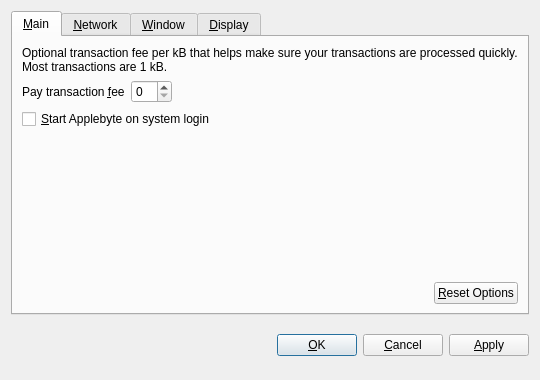
The window that src/qt/forms/optionsdialog.ui (AppleByteMe/AppleByte) describes before a commit, drawn with Qt 5.
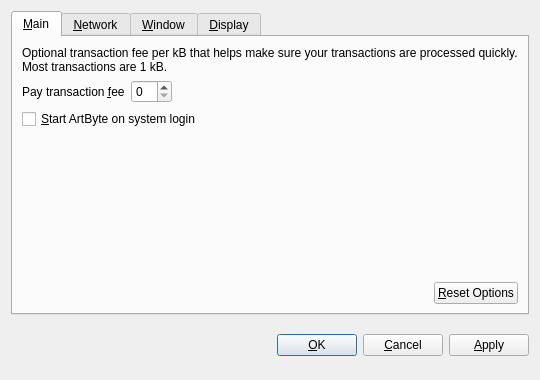
The same window after the commit. Custom widgets are drawn as their Qt base class.

Commit message: Rename to ArtByte

```diff
--- a/src/qt/forms/optionsdialog.ui
+++ b/src/qt/forms/optionsdialog.ui
@@ -82,7 +82,7 @@
           <string>Automatically start Applebyte after logging in to the system.</string>
          </property>
          <property name="text">
-          <string>&amp;Start Applebyte on system login</string>
+          <string>&amp;Start ArtByte on system login</string>
          </property>
         </widget>
        </item>
```
Left out of the diff: 10 changed lines with no effect on the pictures. The commit also changes 109 other files.
